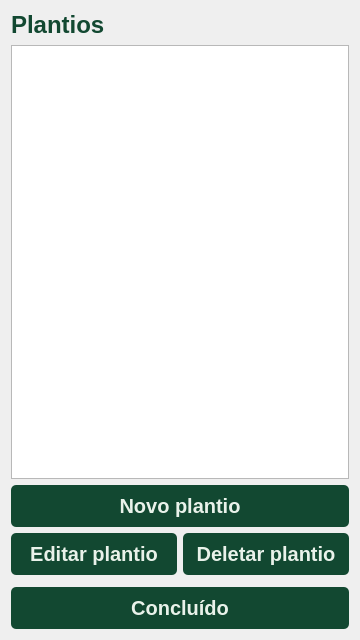
The window that gui/Planting.ui (pollyanasousa/projeto-interdisciplinar-ufrpe) describes before a commit, drawn with Qt 5.
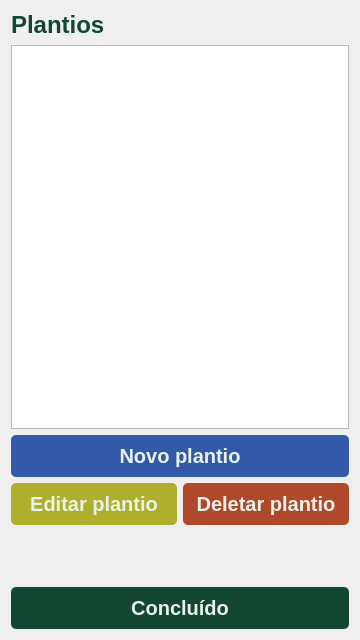
The same window after the commit.

What changed in the file:
```diff
--- a/gui/Planting.ui
+++ b/gui/Planting.ui
@@ -44,6 +44,20 @@
 	background-color:#003619;
 }
 
+QPushButton#new_planting_button{
+	background-color:rgb(50, 90, 168);
+}
+
+QPushButton#update_planting_button{
+	background-color:rgb(174, 176, 44);
+	margin-bottom:50px;
+}
+
+QPushButton#delete_planting_button{
+	background-color:rgb(176, 73, 44);
+	margin-bottom:50px;
+}
+
 QLineEdit{
 	border: 1px solid #D2813A;
 	color: #1E1E1E;
```
